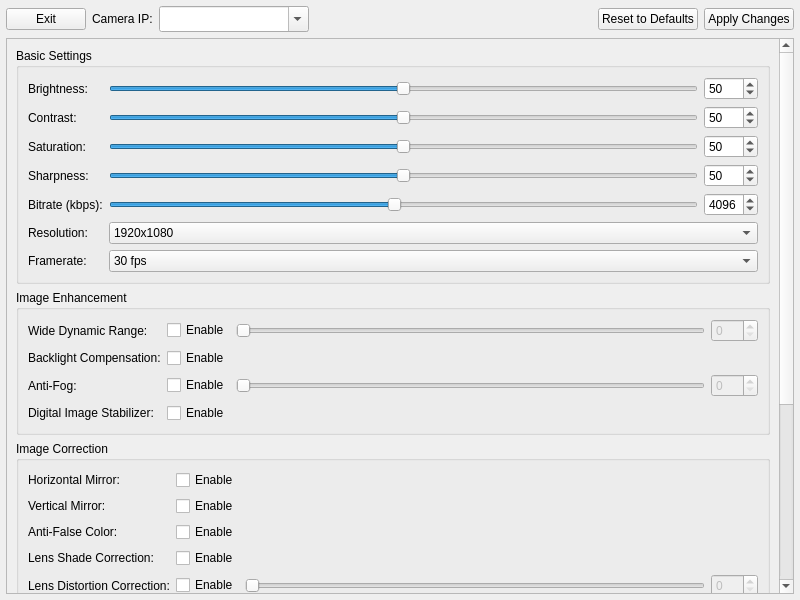
Above: rover_gui/ui/ui/CameraSettings.ui from robotique-udes/rover before the change. Below: the same form after it.
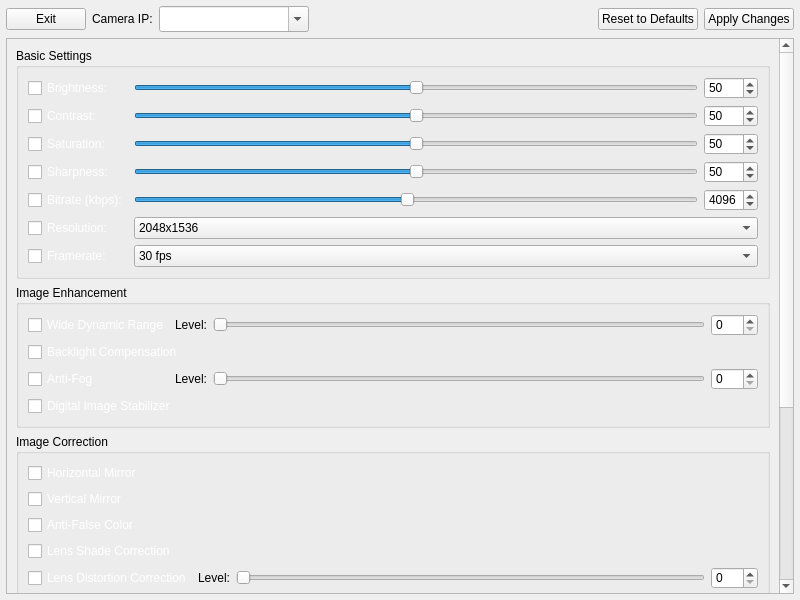
That is the form after the change.

Commit message: fix camera settings

The edit to the form file:
```diff
--- a/rover_gui/ui/ui/CameraSettings.ui
+++ b/rover_gui/ui/ui/CameraSettings.ui
@@ -13,6 +13,9 @@
   <property name="windowTitle">
    <string>Camera Settings</string>
   </property>
+  <property name="styleSheet">
+   <string>QCheckBox { color: white; }</string>
+  </property>
   <layout class="QVBoxLayout" name="settingsLayout">
     <property name="spacing">
       <number>6</number>
@@ -111,7 +114,7 @@
                 <layout class="QGridLayout" name="basicSettingsLayout">
                   <!-- Brightness -->
                   <item row="0" column="0">
-                    <widget class="QLabel" name="brightnessLabel">
+                    <widget class="QCheckBox" name="brightnessCheckbox">
                       <property name="text">
                         <string>Brightness:</string>
                       </property>
@@ -149,7 +152,7 @@
                   
                   <!-- Contrast -->
                   <item row="1" column="0">
-                    <widget class="QLabel" name="contrastLabel">
+                    <widget class="QCheckBox" name="contrastCheckbox">
                       <property name="text">
                         <string>Contrast:</string>
                       </property>
@@ -187,7 +190,7 @@
                   
                   <!-- Saturation -->
                   <item row="2" column="0">
-                    <widget class="QLabel" name="saturationLabel">
+                    <widget class="QCheckBox" name="saturationCheckbox">
                       <property name="text">
                         <string>Saturation:</string>
                       </property>
@@ -225,7 +228,7 @@
                   
                   <!-- Sharpness -->
                   <item row="3" column="0">
-                    <widget class="QLabel" name="sharpnessLabel">
+                    <widget class="QCheckBox" name="sharpnessCheckbox">
                       <property name="text">
                         <string>Sharpness:</string>
                       </property>
@@ -263,7 +266,7 @@
                   
                   <!-- Bitrate -->
                   <item row="4" column="0">
-                    <widget class="QLabel" name="bitrateLabel">
+                    <widget class="QCheckBox" name="bitrateCheckbox">
                       <property name="text">
                         <string>Bitrate (kbps):</string>
                       </property>
@@ -310,7 +313,7 @@
                   
                   <!-- Resolution -->
                   <item row="5" column="0">
-                    <widget class="QLabel" name="resolutionLabel">
+                    <widget class="QCheckBox" name="resolutionCheckbox">
                       <property name="text">
                         <string>Resolution:</string>
                       </property>
@@ -318,6 +321,11 @@
                   </item>
                   <item row="5" column="1" colspan="2">
                     <widget class="QComboBox" name="resolutionComboBox">
+                      <item>
+                        <property name="text">
+                          <string>2048x1536</string>
+                        </property>
+                      </item>
                       <item>
                         <property name="text">
                           <string>1920x1080</string>
@@ -343,7 +351,7 @@
                   
                   <!-- Framerate -->
                   <item row="6" column="0">
-                    <widget class="QLabel" name="framerateLabel">
+                    <widget class="QCheckBox" name="framerateCheckbox">
                       <property name="text">
                         <string>Framerate:</string>
                       </property>
@@ -401,24 +409,21 @@
                 <layout class="QGridLayout" name="imageEnhancementLayout">
                   <!-- Wide Dynamic Range -->
                   <item row="0" column="0">
-                    <widget class="QLabel" name="wdrLabel">
-                      <property name="text">
-                        <string>Wide Dynamic Range:</string>
-                      </property>
-                    </widget>
-                  </item>
-                  <item row="0" column="1">
                     <widget class="QCheckBox" name="wdrCheckBox">
                       <property name="text">
-                        <string>Enable</string>
+                        <string>Wide Dynamic Range</string>
+                      </property>
+                    </widget>
+                  </item>
+                  <item row="0" column="1">
+                    <widget class="QLabel" name="wdrLevelLabel">
+                      <property name="text">
+                        <string>Level:</string>
                       </property>
                     </widget>
                   </item>
                   <item row="0" column="2">
                     <widget class="QSlider" name="wdrLevelSlider">
-                      <property name="enabled">
-                        <bool>false</bool>
-                      </property>
                       <property name="minimum">
                         <number>0</number>
                       </property>
@@ -432,9 +437,6 @@
                   </item>
                   <item row="0" column="3">
                     <widget class="QSpinBox" name="wdrLevelSpinBox">
-                      <property name="enabled">
-                        <bool>false</bool>
-                      </property>
                       <property name="minimum">
                         <number>0</number>
                       </property>
@@ -445,41 +447,31 @@
                   </item>
                   
                   <!-- Backlight -->
-                  <item row="1" column="0">
-                    <widget class="QLabel" name="backlightLabel">
-                      <property name="text">
-                        <string>Backlight Compensation:</string>
-                      </property>
-                    </widget>
-                  </item>
-                  <item row="1" column="1" colspan="3">
+                  <item row="1" column="0" colspan="4">
                     <widget class="QCheckBox" name="backlightCheckBox">
                       <property name="text">
-                        <string>Enable</string>
+                        <string>Backlight Compensation</string>
                       </property>
                     </widget>
                   </item>
                   
                   <!-- Anti-Fog -->
                   <item row="2" column="0">
-                    <widget class="QLabel" name="antiFogLabel">
-                      <property name="text">
-                        <string>Anti-Fog:</string>
-                      </property>
-                    </widget>
-                  </item>
-                  <item row="2" column="1">
                     <widget class="QCheckBox" name="antiFogCheckBox">
                       <property name="text">
-                        <string>Enable</string>
+                        <string>Anti-Fog</string>
+                      </property>
+                    </widget>
+                  </item>
+                  <item row="2" column="1">
+                    <widget class="QLabel" name="antiFogLevelLabel">
+                      <property name="text">
+                        <string>Level:</string>
                       </property>
                     </widget>
                   </item>
                   <item row="2" column="2">
                     <widget class="QSlider" name="antiFogLevelSlider">
-                      <property name="enabled">
-                        <bool>false</bool>
-                      </property>
                       <property name="minimum">
                         <number>0</number>
                       </property>
@@ -493,9 +485,6 @@
                   </item>
                   <item row="2" column="3">
                     <widget class="QSpinBox" name="antiFogLevelSpinBox">
-                      <property name="enabled">
-                        <bool>false</bool>
-                      </property>
                       <property name="minimum">
                         <number>0</number>
                       </property>
@@ -506,17 +495,10 @@
                   </item>
                   
                   <!-- Digital Image Stabilizer -->
-                  <item row="3" column="0">
-                    <widget class="QLabel" name="imageStabilizerLabel">
-                      <property name="text">
-                        <string>Digital Image Stabilizer:</string>
-                      </property>
-                    </widget>
-                  </item>
-                  <item row="3" column="1" colspan="3">
+                  <item row="3" column="0" colspan="4">
                     <widget class="QCheckBox" name="imageStabilizerCheckBox">
                       <property name="text">
-                        <string>Enable</string>
+                        <string>Digital Image Stabilizer</string>
                       </property>
                     </widget>
                   </item>
@@ -532,89 +514,58 @@
                 </property>
                 <layout class="QGridLayout" name="imageCorrectionLayout">
                   <!-- Horizontal Mirror -->
-                  <item row="0" column="0">
-                    <widget class="QLabel" name="horizontalMirrorLabel">
-                      <property name="text">
-                        <string>Horizontal Mirror:</string>
-                      </property>
-                    </widget>
-                  </item>
-                  <item row="0" column="1">
+                  <item row="0" column="0" colspan="2">
                     <widget class="QCheckBox" name="horizontalMirrorCheckBox">
                       <property name="text">
-                        <string>Enable</string>
+                        <string>Horizontal Mirror</string>
                       </property>
                     </widget>
                   </item>
                   
                   <!-- Vertical Mirror -->
-                  <item row="1" column="0">
-                    <widget class="QLabel" name="verticalMirrorLabel">
-                      <property name="text">
-                        <string>Vertical Mirror:</string>
-                      </property>
-                    </widget>
-                  </item>
-                  <item row="1" column="1">
+                  <item row="1" column="0" colspan="2">
                     <widget class="QCheckBox" name="verticalMirrorCheckBox">
                       <property name="text">
-                        <string>Enable</string>
+                        <string>Vertical Mirror</string>
                       </property>
                     </widget>
                   </item>
                   
                   <!-- Anti-False Color -->
-                  <item row="2" column="0">
-                    <widget class="QLabel" name="antiFalseColorLabel">
-                      <property name="text">
-                        <string>Anti-False Color:</string>
-                      </property>
-                    </widget>
-                  </item>
-                  <item row="2" column="1">
+                  <item row="2" column="0" colspan="2">
                     <widget class="QCheckBox" name="antiFalseColorCheckBox">
                       <property name="text">
-                        <string>Enable</string>
+                        <string>Anti-False Color</string>
                       </property>
                     </widget>
                   </item>
                   
                   <!-- Lens Shade Correction -->
-                  <item row="3" column="0">
-                    <widget class="QLabel" name="lensShadeCorrectionLabel">
-                      <property name="text">
-                        <string>Lens Shade Correction:</string>
-                      </property>
-                    </widget>
-                  </item>
-                  <item row="3" column="1">
+                  <item row="3" column="0" colspan="2">
                     <widget class="QCheckBox" name="lensShadeCorrectionCheckBox">
                       <property name="text">
-                        <string>Enable</string>
+                        <string>Lens Shade Correction</string>
                       </property>
                     </widget>
                   </item>
                   
                   <!-- Lens Distortion Correction -->
                   <item row="4" column="0">
-                    <widget class="QLabel" name="lensDistortionCorrectionLabel">
-                      <property name="text">
-                        <string>Lens Distortion Correction:</string>
-                      </property>
-                    </widget>
-                  </item>
-                  <item row="4" column="1">
                     <widget class="QCheckBox" name="lensDistortionCorrectionCheckBox">
                       <property name="text">
-                        <string>Enable</string>
+                        <string>Lens Distortion Correction</string>
+                      </property>
+                    </widget>
+                  </item>
+                  <item row="4" column="1">
+                    <widget class="QLabel" name="lensDistortionCorrectionLevelLabel">
+                      <property name="text">
+                        <string>Level:</string>
                       </property>
                     </widget>
                   </item>
                   <item row="4" column="2">
                     <widget class="QSlider" name="lensDistortionCorrectionSlider">
-                      <property name="enabled">
-                        <bool>false</bool>
-                      </property>
                       <property name="minimum">
                         <number>0</number>
                       </property>
@@ -628,9 +579,6 @@
                   </item>
                   <item row="4" column="3">
                     <widget class="QSpinBox" name="lensDistortionCorrectionSpinBox">
-                      <property name="enabled">
-                        <bool>false</bool>
-                      </property>
                       <property name="minimum">
                         <number>0</number>
                       </property>
```
Left out of the diff: 30 changed lines with no effect on the pictures. The commit also changes 6 other files.
